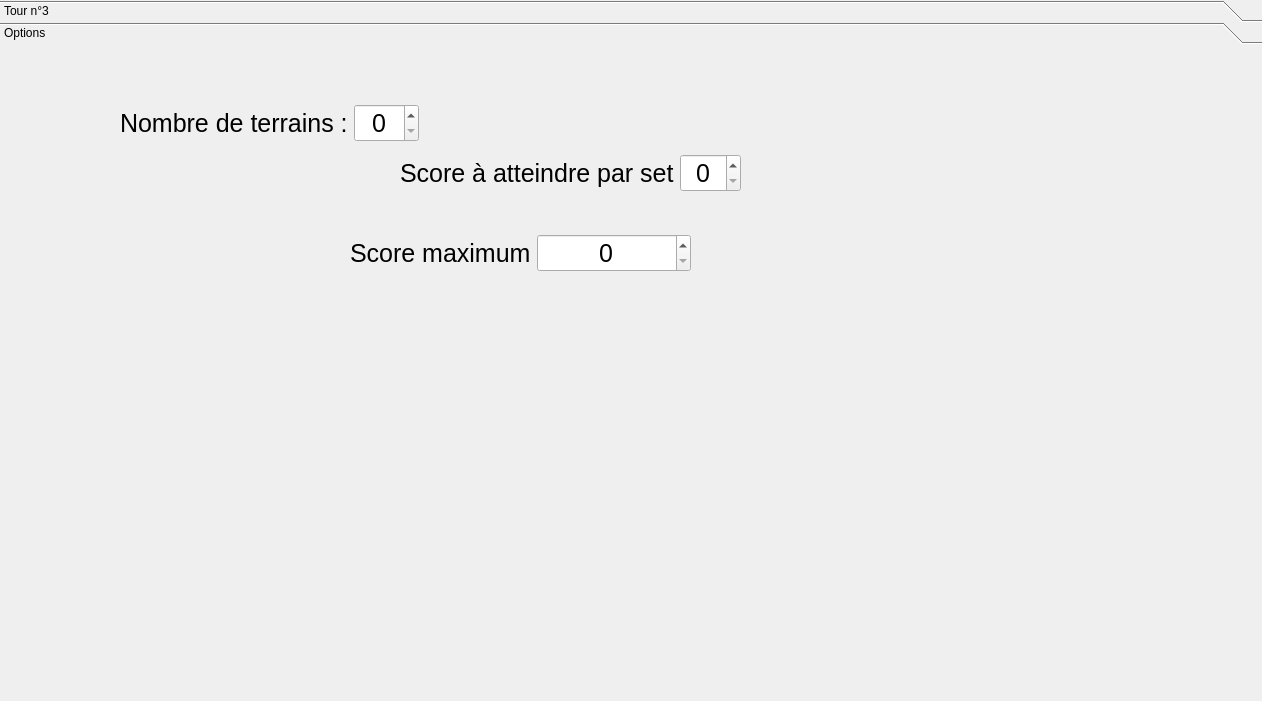
The window that ui/RoundWidget.ui (dsarrut/badminapp) describes before a commit, drawn with Qt 5.
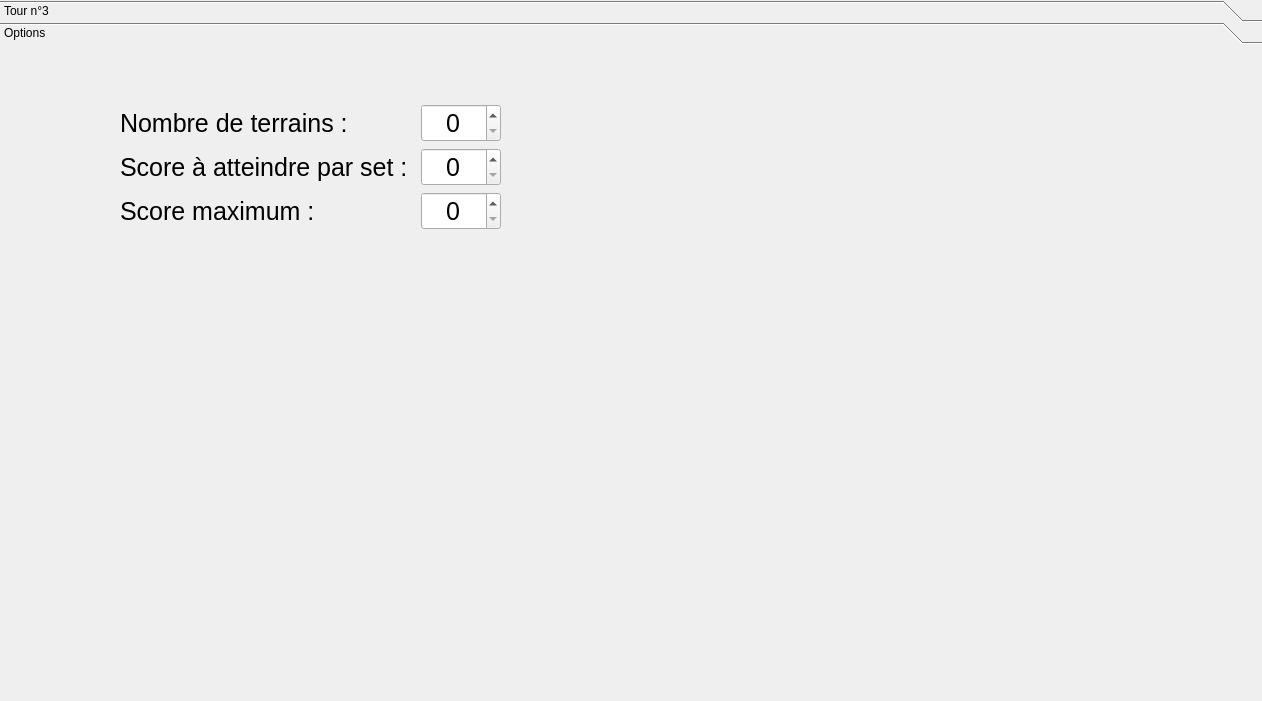
The same window after the commit. The open tabs and pages were chosen to show the change.

```diff
--- a/ui/RoundWidget.ui
+++ b/ui/RoundWidget.ui
@@ -218,111 +218,135 @@
       <attribute name="label">
        <string>Options</string>
       </attribute>
-      <widget class="QWidget" name="layoutWidget">
-       <property name="geometry">
-        <rect>
-         <x>400</x>
-         <y>110</y>
-         <width>341</width>
-         <height>38</height>
-        </rect>
-       </property>
-       <layout class="QHBoxLayout" name="horizontalLayout_3">
-        <item>
-         <widget class="QLabel" name="label_3">
-          <property name="font">
-           <font>
-            <pointsize>19</pointsize>
-           </font>
-          </property>
-          <property name="text">
-           <string>Score à atteindre par set</string>
-          </property>
-         </widget>
-        </item>
-        <item>
-         <widget class="QSpinBox" name="spin_win_point_value">
-          <property name="font">
-           <font>
-            <pointsize>19</pointsize>
-           </font>
-          </property>
-          <property name="alignment">
-           <set>Qt::AlignCenter</set>
-          </property>
-         </widget>
-        </item>
-       </layout>
-      </widget>
-      <widget class="QWidget" name="layoutWidget_4">
-       <property name="geometry">
-        <rect>
-         <x>350</x>
-         <y>190</y>
-         <width>341</width>
-         <height>38</height>
-        </rect>
-       </property>
-       <layout class="QHBoxLayout" name="horizontalLayout_7">
-        <item>
-         <widget class="QLabel" name="label_7">
-          <property name="font">
-           <font>
-            <pointsize>19</pointsize>
-           </font>
-          </property>
-          <property name="text">
-           <string>Score maximum</string>
-          </property>
-         </widget>
-        </item>
-        <item>
-         <widget class="QSpinBox" name="spin_max_point_value">
-          <property name="font">
-           <font>
-            <pointsize>19</pointsize>
-           </font>
-          </property>
-          <property name="alignment">
-           <set>Qt::AlignCenter</set>
-          </property>
-         </widget>
-        </item>
-       </layout>
-      </widget>
-      <widget class="QWidget" name="layoutWidget">
+      <widget class="QWidget" name="">
        <property name="geometry">
         <rect>
          <x>120</x>
          <y>60</y>
-         <width>299</width>
-         <height>38</height>
+         <width>381</width>
+         <height>128</height>
         </rect>
        </property>
-       <layout class="QHBoxLayout" name="horizontalLayout_2">
+       <layout class="QVBoxLayout" name="verticalLayout_2">
         <item>
-         <widget class="QLabel" name="label_2">
-          <property name="font">
-           <font>
-            <pointsize>19</pointsize>
-           </font>
-          </property>
-          <property name="text">
-           <string>Nombre de terrains :</string>
-          </property>
-         </widget>
+         <layout class="QHBoxLayout" name="horizontalLayout_2">
+          <item>
+           <widget class="QLabel" name="label_2">
+            <property name="font">
+             <font>
+              <pointsize>19</pointsize>
+             </font>
+            </property>
+            <property name="text">
+             <string>Nombre de terrains :</string>
+            </property>
+           </widget>
+          </item>
+          <item>
+           <widget class="QSpinBox" name="spin_fields">
+            <property name="minimumSize">
+             <size>
+              <width>80</width>
+              <height>0</height>
+             </size>
+            </property>
+            <property name="maximumSize">
+             <size>
+              <width>80</width>
+              <height>16777215</height>
+             </size>
+            </property>
+            <property name="font">
+             <font>
+              <pointsize>19</pointsize>
+             </font>
+            </property>
+            <property name="alignment">
+             <set>Qt::AlignCenter</set>
+            </property>
+           </widget>
+          </item>
+         </layout>
         </item>
         <item>
-         <widget class="QSpinBox" name="spin_fields">
-          <property name="font">
-           <font>
-            <pointsize>19</pointsize>
-           </font>
-          </property>
-          <property name="alignment">
-           <set>Qt::AlignCenter</set>
-          </property>
-         </widget>
+         <layout class="QHBoxLayout" name="horizontalLayout_3">
+          <item>
+           <widget class="QLabel" name="label_3">
+            <property name="font">
+             <font>
+              <pointsize>19</pointsize>
+             </font>
+            </property>
+            <property name="text">
+             <string>Score à atteindre par set :</string>
+            </property>
+           </widget>
+          </item>
+          <item>
+           <widget class="QSpinBox" name="spin_win_point_value">
+            <property name="minimumSize">
+             <size>
+              <width>80</width>
+              <height>0</height>
+             </size>
+            </property>
+            <property name="maximumSize">
+             <size>
+              <width>80</width>
+              <height>16777215</height>
+             </size>
+            </property>
+            <property name="font">
+             <font>
+              <pointsize>19</pointsize>
+             </font>
+            </property>
+            <property name="alignment">
+             <set>Qt::AlignCenter</set>
+            </property>
+           </widget>
+          </item>
+         </layout>
+        </item>
+        <item>
+         <layout class="QHBoxLayout" name="horizontalLayout_7">
+          <item>
+           <widget class="QLabel" name="label_7">
+            <property name="font">
+             <font>
+              <pointsize>19</pointsize>
+             </font>
+            </property>
+            <property name="text">
+             <string>Score maximum :</string>
+            </property>
+           </widget>
+          </item>
+          <item>
+           <widget class="QSpinBox" name="spin_max_point_value">
+            <property name="minimumSize">
+             <size>
+              <width>80</width>
+              <height>0</height>
+             </size>
+            </property>
+            <property name="maximumSize">
+             <size>
+              <width>80</width>
+              <height>16777215</height>
+             </size>
+            </property>
+            <property name="font">
+             <font>
+              <pointsize>19</pointsize>
+             </font>
+            </property>
+            <property name="alignment">
+             <set>Qt::AlignCenter</set>
+            </property>
+           </widget>
+          </item>
+         </layout>
         </item>
        </layout>
       </widget>
```
Left out of the diff: 2 changed lines with no effect on the pictures.
